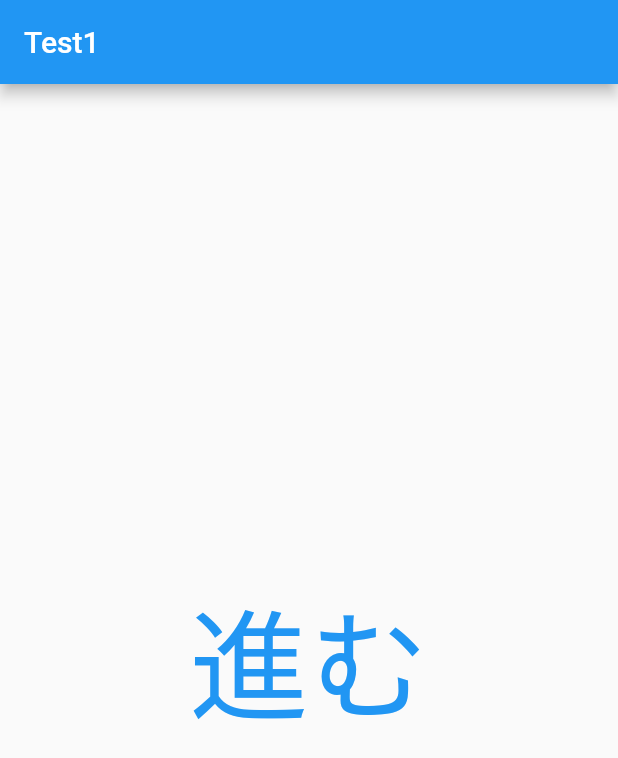
After one commit to ottomossei/my-dart-lang-learning, a Flutter app: the screen it shows after launch, after a tap on "Navi", on a phone screen of 412 x 824 dp. The commit adds this screen. Shown: the top 758 px of the screen. Run offline on Flutter 3.47's test engine with Material 2 defaults, Android fonts, the phone set to English and light mode, and no system bars.

Commit message:
Add Navigator function

```diff
--- a/flutter_project/helloworld/lib/main.dart
+++ b/flutter_project/helloworld/lib/main.dart
@@ -1,5 +1,6 @@
 import 'package:flutter/material.dart';
 import 'stl/column.dart';
+import 'package:helloworld/screen_transition/navigator/main.dart';
 
 void main() {
   runApp(const MyApp());
@@ -33,7 +34,13 @@ class MyAppPage extends StatelessWidget {
               Navigator.push(context,
                   MaterialPageRoute(builder: (context) => const ColumnPage()));
             },
-            child: const Text("Column"))
+            child: const Text("Column")),
+        ElevatedButton(
+            onPressed: () {
+              Navigator.push(context,
+                  MaterialPageRoute(builder: (context) => MyNavigatorApp()));
+            },
+            child: const Text("Navi"))
       ],
     );
   }
--- /dev/null
+++ b/flutter_project/helloworld/lib/screen_transition/navigator/TestPage1.dart
@@ -0,0 +1,22 @@
+import 'package:flutter/foundation.dart';
+import 'package:flutter/material.dart';
+import 'package:helloworld/screen_transition/navigator/TestPage2.dart';
+
+class TestPage1 extends StatelessWidget {
+  @override
+  Widget build(BuildContext context) {
+    return Scaffold(
+        appBar: AppBar(
+          title: Text("Test1"),
+        ),
+        body: Center(
+            child: TextButton(
+                onPressed: () => {
+                      Navigator.of(context)
+                          .push(MaterialPageRoute(builder: (context) {
+                        return TestPage2();
+                      }))
+                    },
+                child: Text("進む", style: TextStyle(fontSize: 80)))));
+  }
+}
--- /dev/null
+++ b/flutter_project/helloworld/lib/screen_transition/navigator/main.dart
@@ -0,0 +1,42 @@
+/*
+Navigator
+Push & Popで、stackなページ遷移を実現
+onPressed: () => {
+                      Navigator.of(context)
+                          .push(MaterialPageRoute(builder: (context) {
+                        return TestPage2();
+                      }
+onPressed: () => {Navigator.of(context).pop()},
+上記のようにして、出たり戻ったりできる。
+
+https://zenn.dev/kazutxt/books/flutter_practice_introduction/viewer/beginner_page
+*/
+import 'package:flutter/material.dart';
+import 'package:helloworld/screen_transition/navigator/TestPage1.dart';
+
+class MyNavigatorApp extends StatelessWidget {
+  @override
+  Widget build(BuildContext context) {
+    return MaterialApp(
+      title: 'Flutter Demo',
+      theme: ThemeData(
+        primarySwatch: Colors.blue,
+      ),
+      home: MyNavigatorPage(title: 'Flutter Demo Home Page'),
+    );
+  }
+}
+
+class MyNavigatorPage extends StatefulWidget {
+  MyNavigatorPage({Key? key, required this.title}) : super(key: key);
+  final String title;
+  @override
+  _MyNavigatorPageState createState() => _MyNavigatorPageState();
+}
+
+class _MyNavigatorPageState extends State<MyNavigatorPage> {
+  @override
+  Widget build(BuildContext context) {
+    return Scaffold(body: TestPage1());
+  }
+}
```
Also changed, not shown: flutter_project/helloworld/lib/screen_transition/navigator/TestPage2.dart (added, +27 -0 lines), flutter_project/helloworld/lib/screen_transition/navigator/TestPage3.dart (added, +15 -0 lines).
